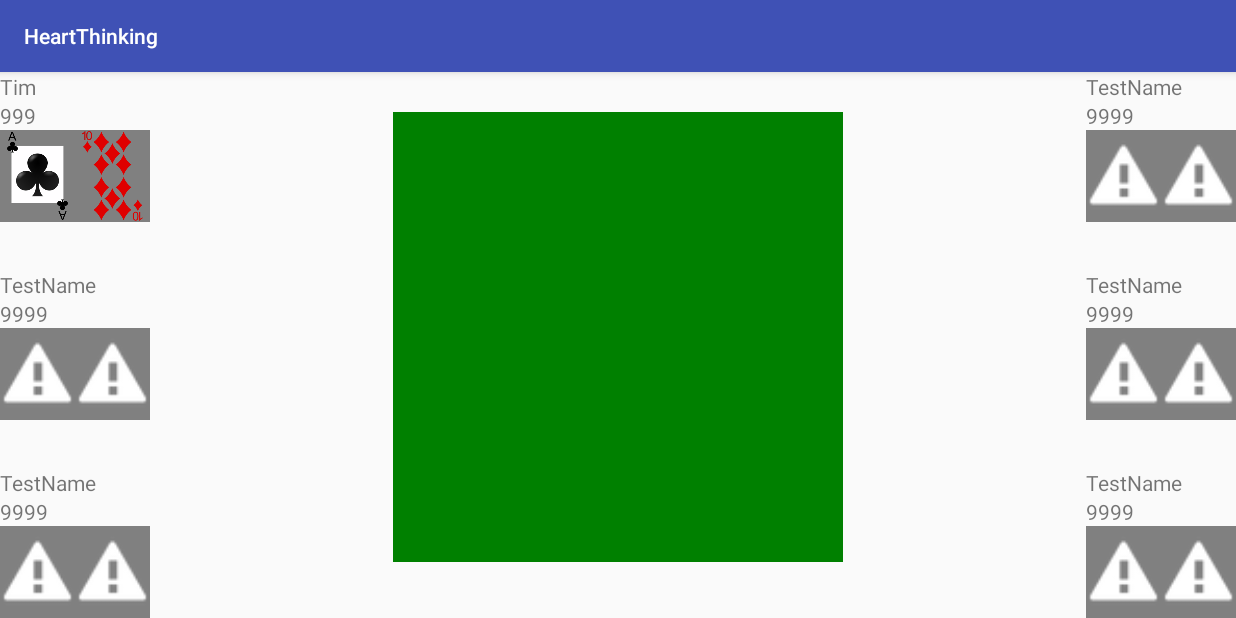
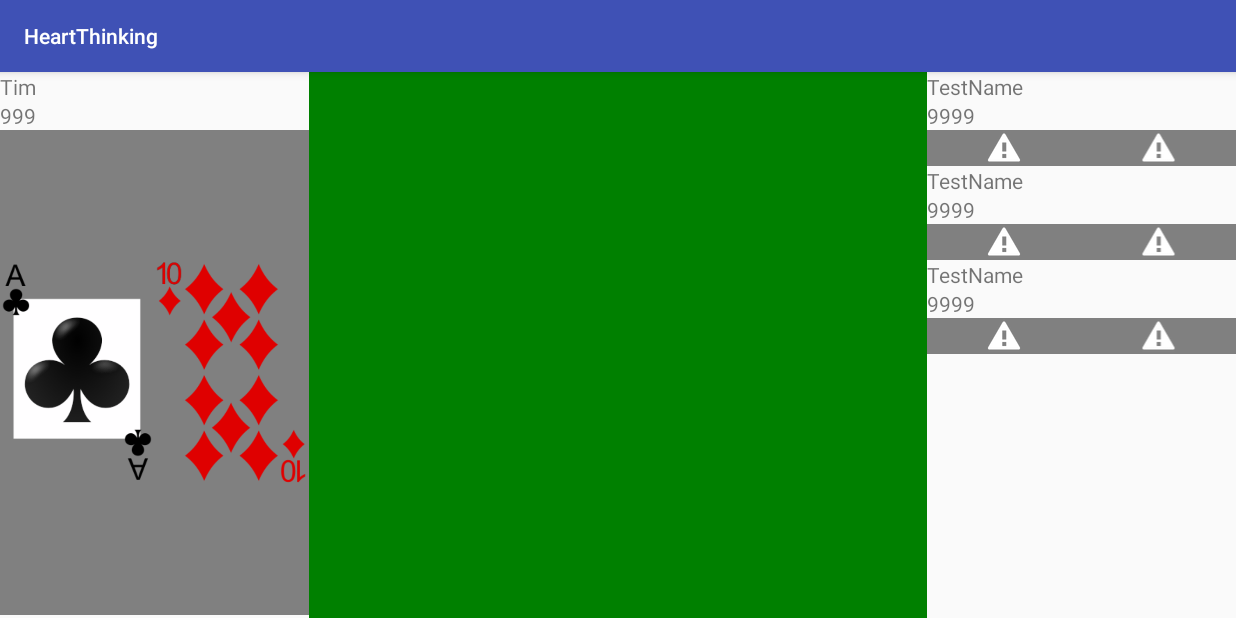
Before and after one commit to tvdwal/heart-thinking, an Android app: the screen it shows after launch (MainActivity), on a phone screen of 824 x 412 dp (held sideways). Run offline under Robolectric (Android 15) with nearby library versions, the phone set to English and light mode, and no system bars.

Commit message:
Changed layout to linear to use weight

```diff
--- a/app/src/main/res/layout-land/activity_main.xml
+++ b/app/src/main/res/layout-land/activity_main.xml
@@ -1,70 +1,69 @@
 <?xml version="1.0" encoding="utf-8"?>
-<android.support.constraint.ConstraintLayout
+<LinearLayout
     xmlns:android="http://schemas.android.com/apk/res/android"
-    xmlns:app="http://schemas.android.com/apk/res-auto"
     xmlns:tools="http://schemas.android.com/tools"
     android:layout_width="match_parent"
     android:layout_height="match_parent"
-    tools:context=".MainActivity">
+    android:orientation="horizontal"
+    tools:context=".MainActivity"
+    android:weightSum="100">
 
+    <LinearLayout
+        android:layout_width="0dp"
+        android:layout_height="match_parent"
+        android:layout_weight="25"
+        android:orientation="vertical">
         <include
             android:id="@+id/include1"
             layout="@layout/layout_player"
-        android:layout_width="100dp"
-        android:layout_height="100dp"
-        app:layout_constraintStart_toStartOf="parent"
-        app:layout_constraintTop_toTopOf="parent" />
+            android:layout_width="match_parent"
+            android:layout_height="wrap_content"/>
 
         <include
             android:id="@+id/include2"
             layout="@layout/layout_player"
-        android:layout_width="100dp"
-        android:layout_height="100dp"
-        app:layout_constraintBottom_toTopOf="@+id/include3"
-        app:layout_constraintStart_toStartOf="parent"
-        app:layout_constraintTop_toBottomOf="@+id/include1" />
+            android:layout_width="match_parent"
+            android:layout_height="wrap_content"/>
 
         <include
             android:id="@+id/include3"
             layout="@layout/layout_player"
-        android:layout_width="100dp"
-        android:layout_height="100dp"
-        app:layout_constraintBottom_toBottomOf="parent"
-        app:layout_constraintStart_toStartOf="parent" />
+            android:layout_width="match_parent"
+            android:layout_height="wrap_content"/>
+    </LinearLayout>
 
+    <LinearLayout
+        android:layout_width="0dp"
+        android:layout_height="match_parent"
+        android:layout_weight="50">
         <include
             layout="@layout/layout_table"
-        android:layout_width="300dp"
-        android:layout_height="300dp"
-        android:layout_marginBottom="11dp"
-        app:layout_constraintBottom_toBottomOf="parent"
-        app:layout_constraintEnd_toStartOf="@+id/include5"
-        app:layout_constraintStart_toEndOf="@+id/include2"
-        app:layout_constraintTop_toTopOf="parent" />
+            android:layout_width="match_parent"
+            android:layout_height="match_parent"/>
+    </LinearLayout>
 
+    <LinearLayout
+        android:layout_width="0dp"
+        android:layout_height="match_parent"
+        android:layout_weight="25"
+        android:orientation="vertical">
         <include
             android:id="@+id/include4"
             layout="@layout/layout_player"
-        android:layout_width="100dp"
-        android:layout_height="100dp"
-        app:layout_constraintEnd_toEndOf="parent"
-        app:layout_constraintTop_toTopOf="parent" />
+            android:layout_width="match_parent"
+            android:layout_height="wrap_content"/>
 
         <include
             android:id="@+id/include5"
             layout="@layout/layout_player"
-        android:layout_width="100dp"
-        android:layout_height="100dp"
-        app:layout_constraintBottom_toTopOf="@+id/include6"
-        app:layout_constraintEnd_toEndOf="parent"
-        app:layout_constraintTop_toBottomOf="@+id/include4" />
+            android:layout_width="match_parent"
+            android:layout_height="wrap_content"/>
 
         <include
             android:id="@+id/include6"
             layout="@layout/layout_player"
-        android:layout_width="100dp"
-        android:layout_height="100dp"
-        app:layout_constraintBottom_toBottomOf="parent"
-        app:layout_constraintEnd_toEndOf="parent" />
+            android:layout_width="match_parent"
+            android:layout_height="wrap_content"/>
+    </LinearLayout>
 
-</android.support.constraint.ConstraintLayout>
+</LinearLayout>
--- a/app/src/main/res/layout/layout_table.xml
+++ b/app/src/main/res/layout/layout_table.xml
@@ -2,11 +2,7 @@
 <android.support.constraint.ConstraintLayout
     xmlns:android="http://schemas.android.com/apk/res/android"
     android:layout_width="match_parent"
-    android:layout_height="match_parent">
-
-    <ImageView
-        android:layout_width="match_parent"
-        android:layout_height="match_parent"
-        android:background="@color/green"/>
+    android:layout_height="match_parent"
+    android:background="@color/green">
 
 </android.support.constraint.ConstraintLayout>
```
Lines whose indentation alone changed are shown as unchanged.
